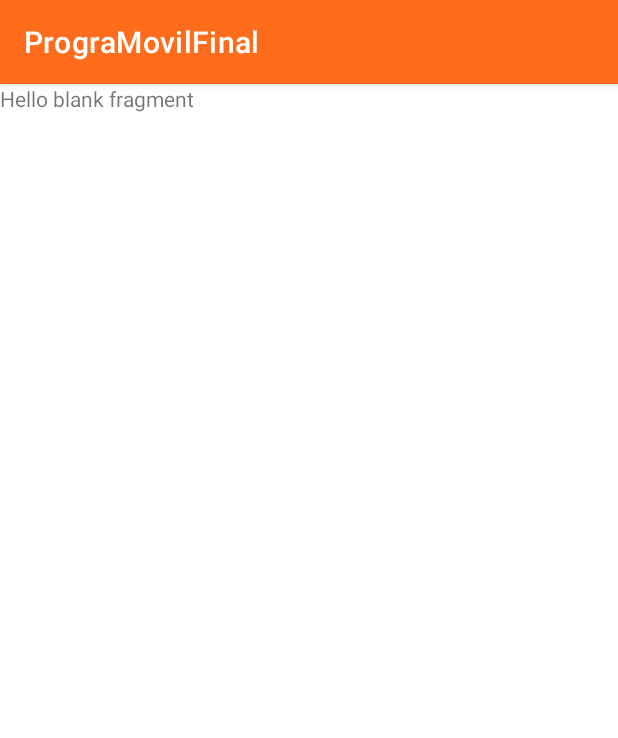
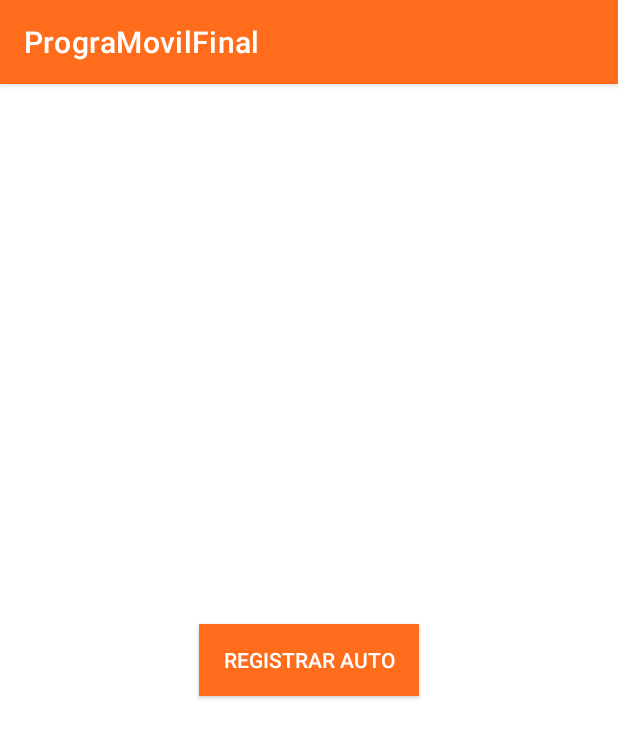
Before and after one commit to piero0090/PrograMovilFinal, an Android app: the fragment RegistroposFragment shown on its own in the app's theme, on a phone screen of 412 x 824 dp. Shown: the top 738 px of the screen. Run offline under Robolectric (Android 15) with nearby library versions, the phone set to English and light mode, and no system bars; libraries missing offline, so code that uses them is left out: com.google.zxing.integration.

Commit message:
cambios QR

```diff
--- a/app/build.gradle
+++ b/app/build.gradle
@@ -44,6 +44,8 @@ dependencies {
     implementation 'androidx.lifecycle:lifecycle-viewmodel-ktx:2.3.1'
     implementation 'androidx.navigation:navigation-fragment-ktx:2.3.5'
     implementation 'androidx.navigation:navigation-ui-ktx:2.3.5'
+    implementation 'com.google.zxing:core:3.3.0'
+    implementation 'com.journeyapps:zxing-android-embedded:4.1.0'
     testImplementation 'junit:junit:4.13.2'
     androidTestImplementation 'androidx.test.ext:junit:1.1.3'
     androidTestImplementation 'androidx.test.espresso:espresso-core:3.4.0'
--- a/app/src/main/AndroidManifest.xml
+++ b/app/src/main/AndroidManifest.xml
@@ -2,6 +2,8 @@
 <manifest xmlns:android="http://schemas.android.com/apk/res/android"
     xmlns:tools="http://schemas.android.com/tools"
     package="com.example.programovilfinal">
+
+    <uses-sdk tools:overrideLibrary="com.google.zxing.client.android" />
 
     <application
         android:allowBackup="true"
@@ -12,6 +14,7 @@
         android:roundIcon="@mipmap/ic_launcher_round"
         android:supportsRtl="true"
         android:theme="@style/Theme.PrograMovilFinal"
+        android:hardwareAccelerated="true"
         tools:targetApi="31">
         <activity
             android:name=".ButtonMenu"
--- a/app/src/main/java/com/example/programovilfinal/ui/Fragments/RegistroposFragment.kt
+++ b/app/src/main/java/com/example/programovilfinal/ui/Fragments/RegistroposFragment.kt
@@ -1,11 +1,19 @@
 package com.example.programovilfinal.ui.Fragments
 
+import android.content.Intent
 import android.os.Bundle
 import androidx.fragment.app.Fragment
 import android.view.LayoutInflater
 import android.view.View
 import android.view.ViewGroup
+import android.widget.Button
+import android.widget.TextView
+import android.widget.Toast
 import com.example.programovilfinal.R
+import com.example.programovilfinal.databinding.ActivityMainBinding
+import com.google.zxing.integration.android.IntentIntegrator
+import org.json.JSONObject
+import org.w3c.dom.Text
 
 // TODO: Rename parameter arguments, choose names that match
 // the fragment initialization parameters, e.g. ARG_ITEM_NUMBER
@@ -18,17 +26,12 @@ private const val ARG_PARAM2 = "param2"
  * create an instance of this fragment.
  */
 class RegistroposFragment : Fragment() {
-    // TODO: Rename and change types of parameters
-    private var param1: String? = null
-    private var param2: String? = null
 
-    override fun onCreate(savedInstanceState: Bundle?) {
-        super.onCreate(savedInstanceState)
-        arguments?.let {
-            param1 = it.getString(ARG_PARAM1)
-            param2 = it.getString(ARG_PARAM2)
-        }
-    }
+    //private lateinit var binding: ActivityMainBinding
+    private lateinit var btnScan : Button
+    private lateinit var txtRegistroPos : TextView
+    private lateinit var qrScanIntegrator: IntentIntegrator
+
 
     override fun onCreateView(
         inflater: LayoutInflater, container: ViewGroup?,
@@ -38,6 +41,32 @@ class RegistroposFragment : Fragment() {
         return inflater.inflate(R.layout.fragment_registropos, container, false)
     }
 
+    override fun onViewCreated(view: View, savedInstanceState: Bundle?) {
+        super.onViewCreated(view, savedInstanceState)
+        btnScan = view.findViewById(R.id.btnScanner)
+        btnScan.setOnClickListener{InnitScanner()}
+        txtRegistroPos = view.findViewById(R.id.txtID_Posicion)
+    }
+
+    private fun InnitScanner(){
+        qrScanIntegrator = IntentIntegrator.forSupportFragment(this)
+        qrScanIntegrator.initiateScan()
+    }
+
+    override fun onActivityResult(requestCode: Int, resultCode: Int, data: Intent?) {
+        val result = IntentIntegrator.parseActivityResult(requestCode,resultCode,data)
+        if(result!=null){
+            if(result.contents == null){
+                Toast.makeText(activity, "pruebita", Toast.LENGTH_LONG).show()
+            }else{
+                Toast.makeText(activity, "POSICIÓN REGISTRADA", Toast.LENGTH_LONG).show()
+                txtRegistroPos.text = result.contents
+            }
+        }else{
+            super.onActivityResult(requestCode, resultCode, data)
+        }
+    }
+    /*
     companion object {
         /**
          * Use this factory method to create a new instance of
@@ -56,5 +85,5 @@ class RegistroposFragment : Fragment() {
                     putString(ARG_PARAM2, param2)
                 }
             }
-    }
+    }*/
 }
--- a/app/src/main/res/layout/fragment_registropos.xml
+++ b/app/src/main/res/layout/fragment_registropos.xml
@@ -1,14 +1,38 @@
 <?xml version="1.0" encoding="utf-8"?>
 <FrameLayout xmlns:android="http://schemas.android.com/apk/res/android"
+    xmlns:app="http://schemas.android.com/apk/res-auto"
     xmlns:tools="http://schemas.android.com/tools"
     android:layout_width="match_parent"
     android:layout_height="match_parent"
     tools:context=".ui.Fragments.RegistroposFragment">
 
     <!-- TODO: Update blank fragment layout -->
-    <TextView
+    <androidx.constraintlayout.widget.ConstraintLayout
         android:layout_width="match_parent"
-        android:layout_height="match_parent"
-        android:text="@string/hello_blank_fragment" />
+        android:layout_height="match_parent">
+
+        <Button
+            android:id="@+id/btnScanner"
+            style="@style/Widget.AppCompat.Button.Small"
+            android:layout_width="wrap_content"
+            android:layout_height="wrap_content"
+            android:background="#0073A8"
+            android:backgroundTint="#FFFFFF"
+            android:text="Registrar Auto"
+            app:layout_constraintBottom_toBottomOf="parent"
+            app:layout_constraintLeft_toLeftOf="parent"
+            app:layout_constraintRight_toRightOf="parent"
+            app:layout_constraintTop_toTopOf="parent" />
+
+        <TextView
+            android:id="@+id/txtID_Posicion"
+            android:layout_width="wrap_content"
+            android:layout_height="wrap_content"
+            android:text=""
+            app:layout_constraintBottom_toBottomOf="parent"
+            app:layout_constraintLeft_toLeftOf="parent"
+            app:layout_constraintRight_toRightOf="parent"
+            app:layout_constraintTop_toBottomOf="@+id/btnScanner" />
+    </androidx.constraintlayout.widget.ConstraintLayout>
 
 </FrameLayout>
```
